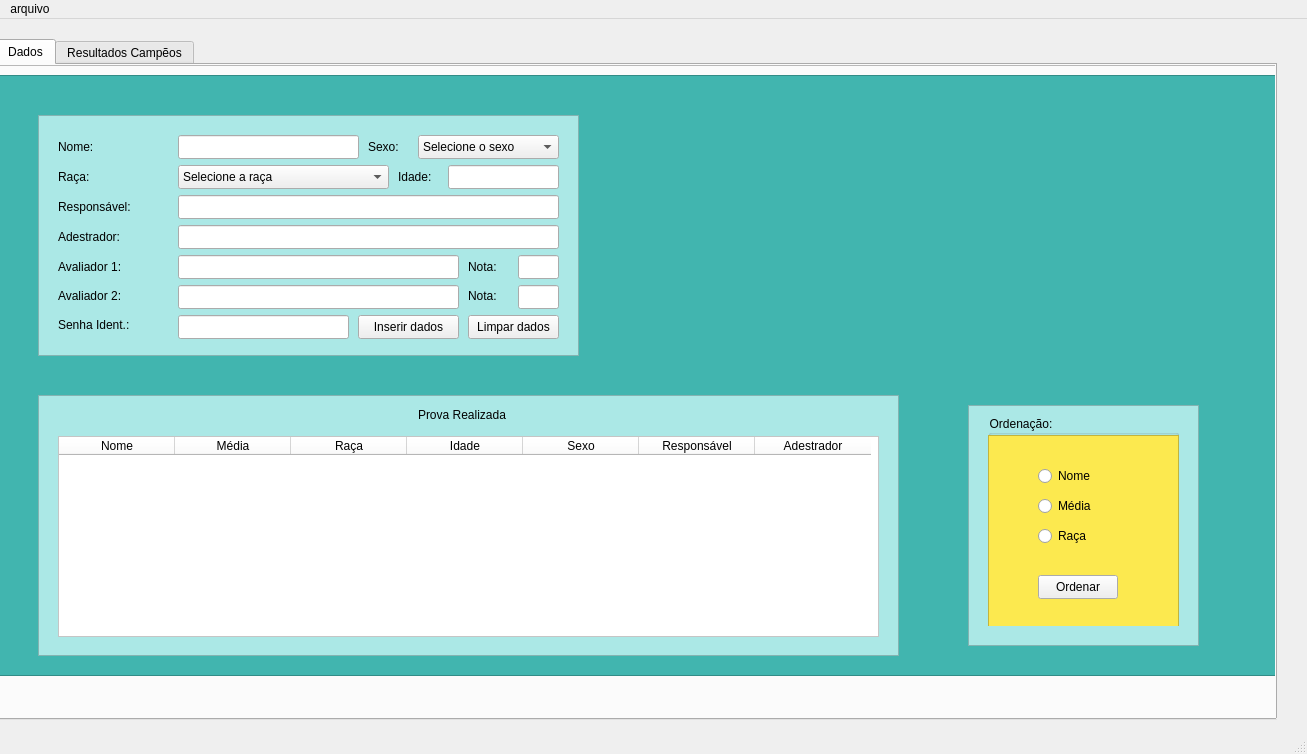
Old version of the form Projeto_4/mainwindow.ui in the repository ildja/Projeto-Interface.
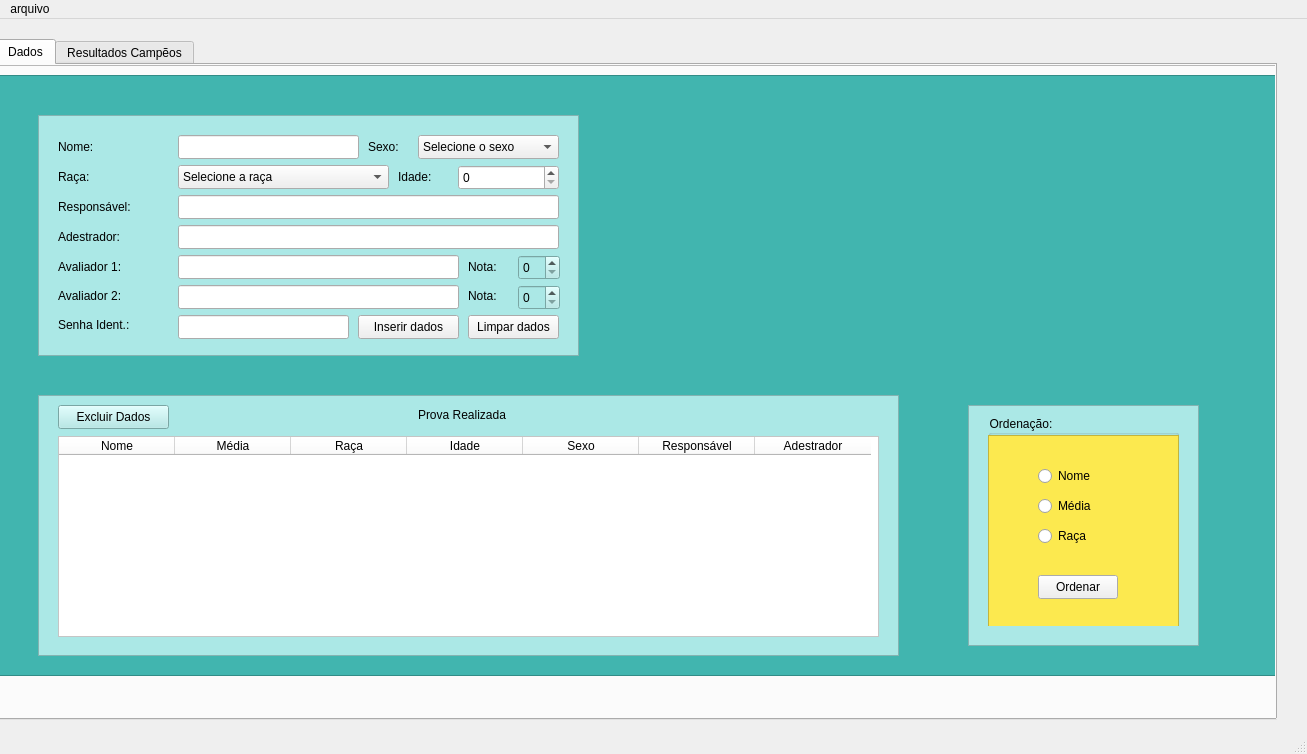
New version of the form. Icons and pictures are not drawn.

```diff
--- a/Projeto_4/mainwindow.ui
+++ b/Projeto_4/mainwindow.ui
@@ -124,19 +124,6 @@
        </rect>
       </property>
      </widget>
-     <widget class="QLineEdit" name="txt_nota1">
-      <property name="geometry">
-       <rect>
-        <x>520</x>
-        <y>190</y>
-        <width>41</width>
-        <height>24</height>
-       </rect>
-      </property>
-      <property name="text">
-       <string/>
-      </property>
-     </widget>
      <widget class="QLabel" name="avaliador">
       <property name="geometry">
        <rect>
@@ -208,16 +195,6 @@
        <string>Nota:</string>
       </property>
      </widget>
-     <widget class="QLineEdit" name="txt_nota2">
-      <property name="geometry">
-       <rect>
-        <x>520</x>
-        <y>220</y>
-        <width>41</width>
-        <height>24</height>
-       </rect>
-      </property>
-     </widget>
      <widget class="QLineEdit" name="txt_adestrador">
       <property name="geometry">
        <rect>
@@ -711,25 +688,6 @@
         <string>Idade:</string>
        </property>
       </widget>
-      <widget class="QLineEdit" name="txt_idade">
-       <property name="enabled">
-        <bool>true</bool>
-       </property>
-       <property name="geometry">
-        <rect>
-         <x>460</x>
-         <y>100</y>
-         <width>111</width>
-         <height>24</height>
-        </rect>
-       </property>
-       <property name="sizePolicy">
-        <sizepolicy hsizetype="Minimum" vsizetype="Fixed">
-         <horstretch>0</horstretch>
-         <verstretch>0</verstretch>
-        </sizepolicy>
-       </property>
-      </widget>
       <widget class="QLineEdit" name="txt_senha_acesso">
        <property name="geometry">
         <rect>
@@ -802,6 +760,26 @@
         <property name="frameShadow">
          <enum>QFrame::Raised</enum>
         </property>
+        <widget class="QSpinBox" name="txt_nota1">
+         <property name="geometry">
+          <rect>
+           <x>480</x>
+           <y>140</y>
+           <width>42</width>
+           <height>25</height>
+          </rect>
+         </property>
+        </widget>
+        <widget class="QSpinBox" name="txt_nota2">
+         <property name="geometry">
+          <rect>
+           <x>480</x>
+           <y>170</y>
+           <width>42</width>
+           <height>25</height>
+          </rect>
+         </property>
+        </widget>
        </widget>
        <widget class="QFrame" name="frame_3">
         <property name="geometry">
@@ -889,6 +867,19 @@
           </property>
          </column>
         </widget>
+        <widget class="QPushButton" name="ExcluirDados">
+         <property name="geometry">
+          <rect>
+           <x>20</x>
+           <y>10</y>
+           <width>111</width>
+           <height>24</height>
+          </rect>
+         </property>
+         <property name="text">
+          <string>Excluir Dados</string>
+         </property>
+        </widget>
        </widget>
        <widget class="QFrame" name="frame_4">
         <property name="geometry">
@@ -929,6 +920,16 @@
         </property>
        </widget>
       </widget>
+      <widget class="QSpinBox" name="txt_idade">
+       <property name="geometry">
+        <rect>
+         <x>470</x>
+         <y>100</y>
+         <width>101</width>
+         <height>25</height>
+        </rect>
+       </property>
+      </widget>
       <zorder>plano_fundo_geral</zorder>
       <zorder>sexo</zorder>
       <zorder>combo_sexo</zorder>
```
Left out of the diff: 32 changed lines with no effect on the pictures.
